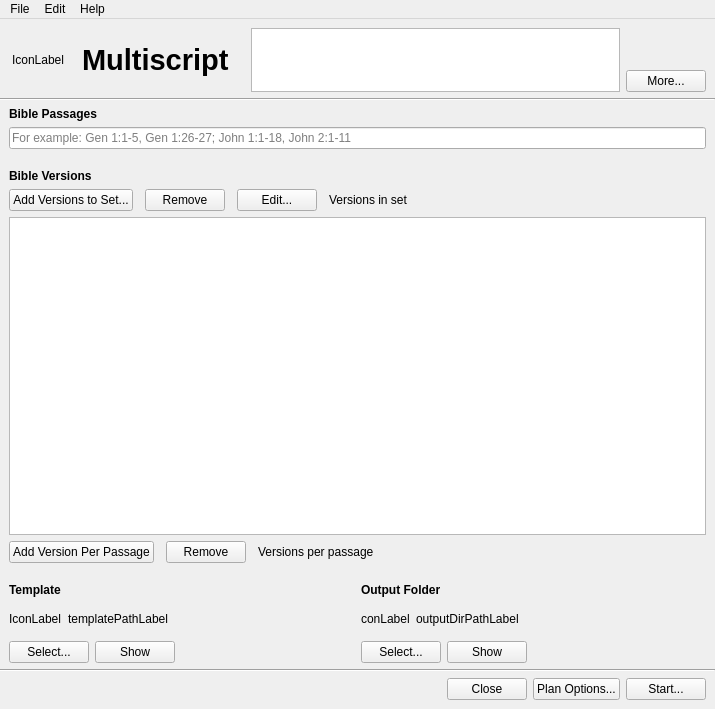
Before: the Qt Designer form multiscript/ui/main_window.ui in multiscript/multiscript, drawn with Qt 5.
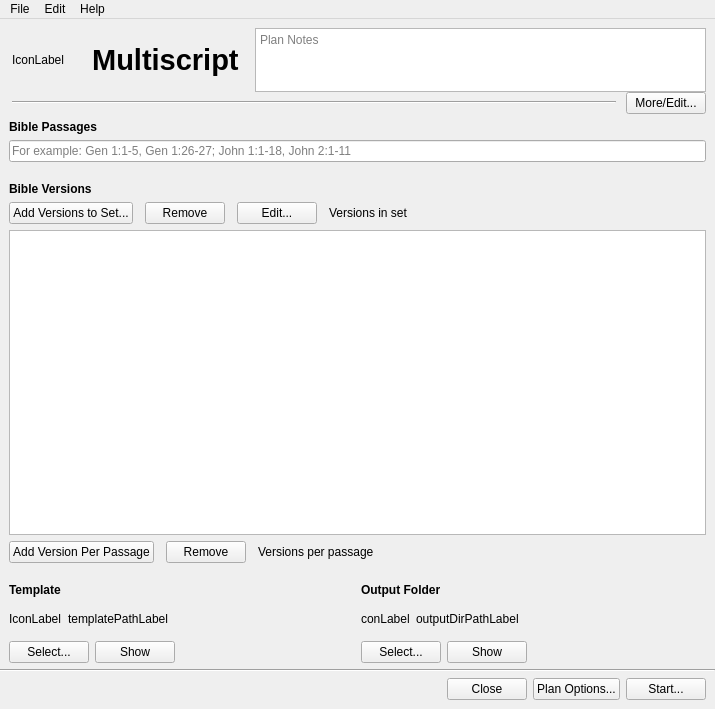
After: the same form once the commit is applied. Custom widgets are drawn as their Qt base class.

Commit message: Improve layout of plan notes

What changed in the file:
```diff
--- a/multiscript/ui/main_window.ui
+++ b/multiscript/ui/main_window.ui
@@ -20,7 +20,7 @@
    <string>Multiscript</string>
   </property>
   <widget class="QWidget" name="centralwidget">
-   <layout class="QVBoxLayout" name="verticalLayout" stretch="0,0,1,0,0">
+   <layout class="QVBoxLayout" name="verticalLayout" stretch="0,1,0,0">
     <property name="leftMargin">
      <number>0</number>
     </property>
@@ -46,6 +46,11 @@
         <number>0</number>
        </property>
        <item>
+        <layout class="QVBoxLayout" name="verticalLayout_9">
+         <property name="spacing">
+          <number>0</number>
+         </property>
+         <item>
         <layout class="QHBoxLayout" name="horizontalLayout_9">
          <item>
           <layout class="QVBoxLayout" name="verticalLayout_4">
@@ -75,14 +80,12 @@
               </font>
              </property>
              <property name="text">
-              <string>Multiscript  </string>
+                <string>  Multiscript  </string>
              </property>
             </widget>
            </item>
           </layout>
          </item>
-         <item>
-          <layout class="QHBoxLayout" name="horizontalLayout_11">
            <item>
             <widget class="QTextEdit" name="planNotesTextEdit">
              <property name="sizePolicy">
@@ -104,26 +107,42 @@
               <double>20.000000000000000</double>
              </property>
              <property name="textInteractionFlags">
-              <set>Qt::NoTextInteraction</set>
+              <set>Qt::TextSelectableByKeyboard|Qt::TextSelectableByMouse</set>
+             </property>
+             <property name="placeholderText">
+              <string>Plan Notes</string>
              </property>
             </widget>
            </item>
           </layout>
          </item>
          <item>
-          <layout class="QVBoxLayout" name="verticalLayout_3">
-           <property name="spacing">
-            <number>0</number>
-           </property>
+          <layout class="QHBoxLayout" name="horizontalLayout_10">
+           <item>
+            <widget class="Line" name="line">
+             <property name="sizePolicy">
+              <sizepolicy hsizetype="Expanding" vsizetype="Fixed">
+               <horstretch>0</horstretch>
+               <verstretch>0</verstretch>
+              </sizepolicy>
+             </property>
+             <property name="orientation">
+              <enum>Qt::Horizontal</enum>
+             </property>
+            </widget>
+           </item>
            <item>
-            <spacer name="verticalSpacer">
+            <spacer name="horizontalSpacer">
              <property name="orientation">
-              <enum>Qt::Vertical</enum>
+              <enum>Qt::Horizontal</enum>
+             </property>
+             <property name="sizeType">
+              <enum>QSizePolicy::Fixed</enum>
              </property>
              <property name="sizeHint" stdset="0">
               <size>
-               <width>20</width>
-               <height>40</height>
+               <width>10</width>
+               <height>20</height>
               </size>
              </property>
             </spacer>
@@ -137,7 +156,7 @@
               </size>
              </property>
              <property name="text">
-              <string>More...</string>
+              <string>More/Edit...</string>
              </property>
              <property name="flat">
               <bool>false</bool>
@@ -151,13 +170,6 @@
       </layout>
      </widget>
     </item>
-    <item>
-     <widget class="Line" name="line">
-      <property name="orientation">
-       <enum>Qt::Horizontal</enum>
-      </property>
-     </widget>
-    </item>
     <item>
      <widget class="QWidget" name="mainAreaWidget" native="true">
       <layout class="QVBoxLayout" name="mainAreaWidgetLayout">
```
Lines whose indentation alone changed are shown as unchanged. The commit also changes 1 other file.
